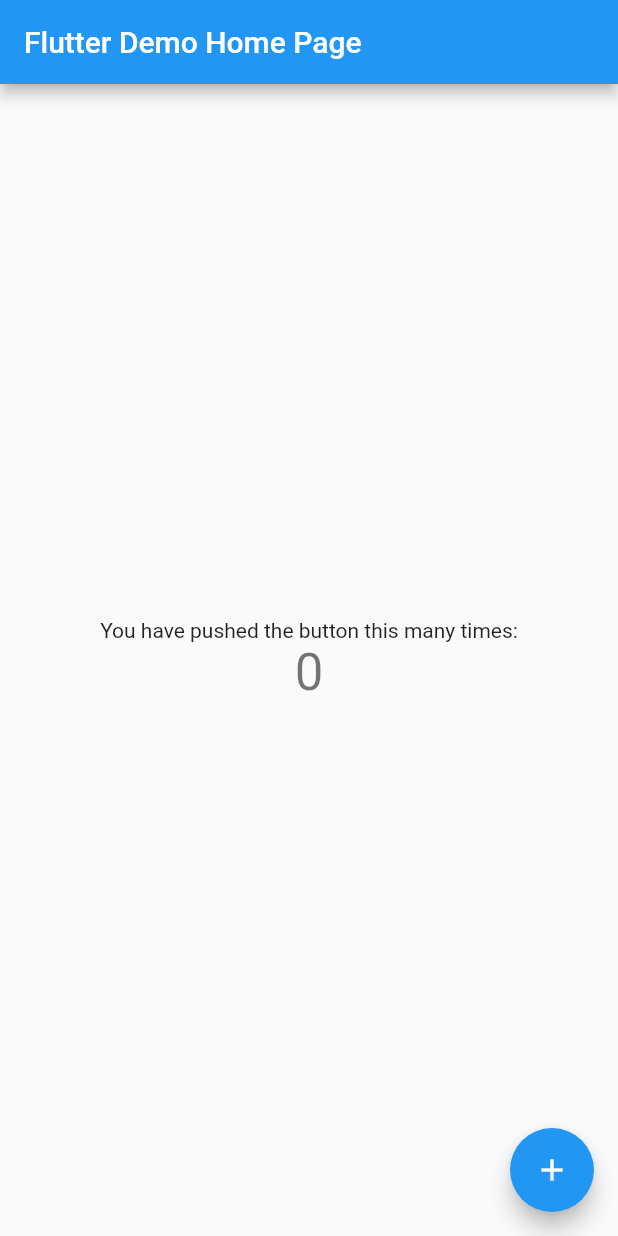
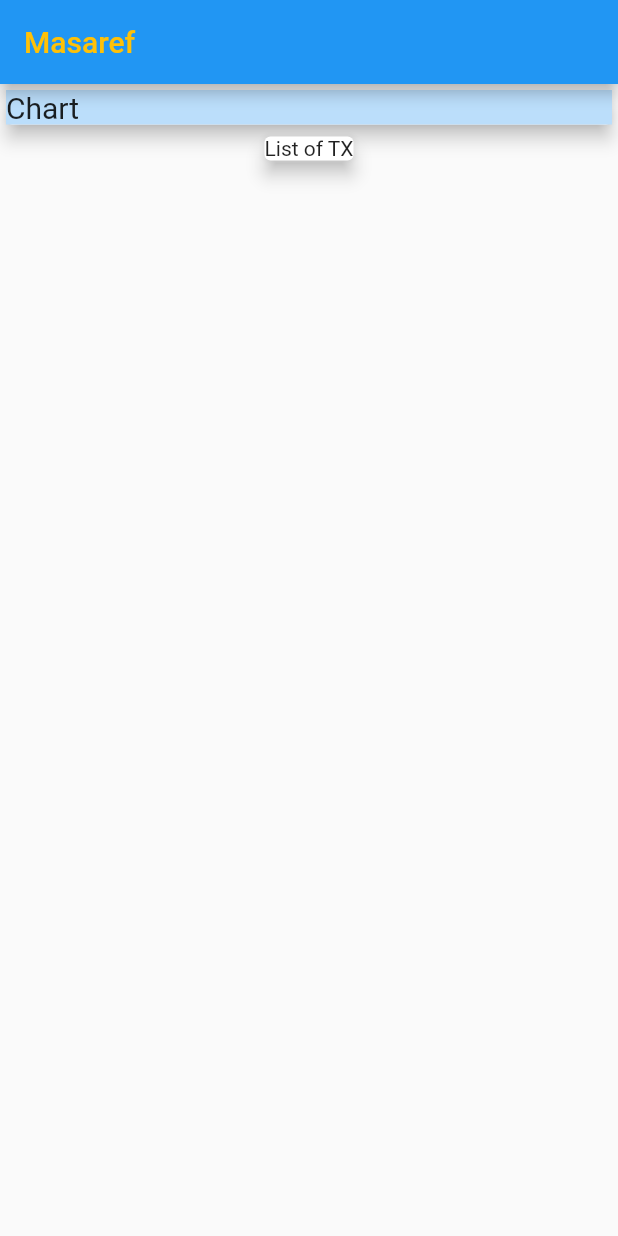
Before and after one commit to El-Neweshy/personal_expenses_app, a Flutter app: the screen it shows after launch, on a phone screen of 412 x 824 dp. Run offline on Flutter 3.47's test engine with Material 2 defaults, Android fonts, the phone set to English and light mode, and no system bars.

Commit message:
add transactions class

```diff
--- a/lib/main.dart
+++ b/lib/main.dart
@@ -1,4 +1,5 @@
 import 'package:flutter/material.dart';
+import './transaction.dart';
 
 void main() {
   runApp(const MyApp());
@@ -11,105 +12,58 @@ class MyApp extends StatelessWidget {
   @override
   Widget build(BuildContext context) {
     return MaterialApp(
-      title: 'Flutter Demo',
+      title: 'Masaref',
       theme: ThemeData(
-        // This is the theme of your application.
-        //
-        // Try running your application with "flutter run". You'll see the
-        // application has a blue toolbar. Then, without quitting the app, try
-        // changing the primarySwatch below to Colors.green and then invoke
-        // "hot reload" (press "r" in the console where you ran "flutter run",
-        // or simply save your changes to "hot reload" in a Flutter IDE).
-        // Notice that the counter didn't reset back to zero; the application
-        // is not restarted.
         primarySwatch: Colors.blue,
       ),
-      home: const MyHomePage(title: 'Flutter Demo Home Page'),
+      home: MyHomePage(),
     );
   }
 }
 
-class MyHomePage extends StatefulWidget {
-  const MyHomePage({super.key, required this.title});
+class MyHomePage extends StatelessWidget {
+  MyHomePage({super.key});
 
-  // This widget is the home page of your application. It is stateful, meaning
-  // that it has a State object (defined below) that contains fields that affect
-  // how it looks.
-
-  // This class is the configuration for the state. It holds the values (in this
-  // case the title) provided by the parent (in this case the App widget) and
-  // used by the build method of the State. Fields in a Widget subclass are
-  // always marked "final".
-
-  final String title;
-
-  @override
-  State<MyHomePage> createState() => _MyHomePageState();
-}
-
-class _MyHomePageState extends State<MyHomePage> {
-  int _counter = 0;
-
-  void _incrementCounter() {
-    setState(() {
-      // This call to setState tells the Flutter framework that something has
-      // changed in this State, which causes it to rerun the build method below
-      // so that the display can reflect the updated values. If we changed
-      // _counter without calling setState(), then the build method would not be
-      // called again, and so nothing would appear to happen.
-      _counter++;
-    });
-  }
+  final List<Transaction> transactions = [
+    Transaction(id: 't1', title: 'Shoes', amount: 50, date: DateTime.now()),
+    Transaction(id: 't2', title: 'Glasses', amount: 2.50, date: DateTime.now()),
+  ];
 
   @override
   Widget build(BuildContext context) {
-    // This method is rerun every time setState is called, for instance as done
-    // by the _incrementCounter method above.
-    //
-    // The Flutter framework has been optimized to make rerunning build methods
-    // fast, so that you can just rebuild anything that needs updating rather
-    // than having to individually change instances of widgets.
     return Scaffold(
       appBar: AppBar(
-        // Here we take the value from the MyHomePage object that was created by
-        // the App.build method, and use it to set our appbar title.
-        title: Text(widget.title),
-      ),
-      body: Center(
-        // Center is a layout widget. It takes a single child and positions it
-        // in the middle of the parent.
-        child: Column(
-          // Column is also a layout widget. It takes a list of children and
-          // arranges them vertically. By default, it sizes itself to fit its
-          // children horizontally, and tries to be as tall as its parent.
-          //
-          // Invoke "debug painting" (press "p" in the console, choose the
-          // "Toggle Debug Paint" action from the Flutter Inspector in Android
-          // Studio, or the "Toggle Debug Paint" command in Visual Studio Code)
-          // to see the wireframe for each widget.
-          //
-          // Column has various properties to control how it sizes itself and
-          // how it positions its children. Here we use mainAxisAlignment to
-          // center the children vertically; the main axis here is the vertical
-          // axis because Columns are vertical (the cross axis would be
-          // horizontal).
-          mainAxisAlignment: MainAxisAlignment.center,
-          children: <Widget>[
-            const Text(
-              'You have pushed the button this many times:',
-            ),
-            Text(
-              '$_counter',
-              style: Theme.of(context).textTheme.headlineMedium,
-            ),
-          ],
+        title: const Text(
+          'Masaref',
+          style: TextStyle(
+            fontSize: 20,
+            color: Colors.amber,
+          ),
         ),
       ),
-      floatingActionButton: FloatingActionButton(
-        onPressed: _incrementCounter,
-        tooltip: 'Increment',
-        child: const Icon(Icons.add),
-      ), // This trailing comma makes auto-formatting nicer for build methods.
+      body: Column(
+        crossAxisAlignment: CrossAxisAlignment.center,
+        mainAxisAlignment: MainAxisAlignment.start,
+        children: <Widget>[
+          Card(
+            elevation: 5,
+            child: Container(
+              width: double.infinity,
+              color: Colors.blue[100],
+              child: const Text(
+                'Chart',
+                style: TextStyle(
+                  fontSize: 20,
+                ),
+              ),
+            ),
+          ),
+          const Card(
+            elevation: 5,
+            child: Text('List of TX'),
+          )
+        ],
+      ),
     );
   }
 }
--- /dev/null
+++ b/lib/transaction.dart
@@ -0,0 +1,12 @@
+class Transaction {
+  final String id;
+  final String title;
+  final double amount;
+  final DateTime date;
+
+  Transaction(
+      {required this.id,
+      required this.title,
+      required this.amount,
+      required this.date});
+}
```
